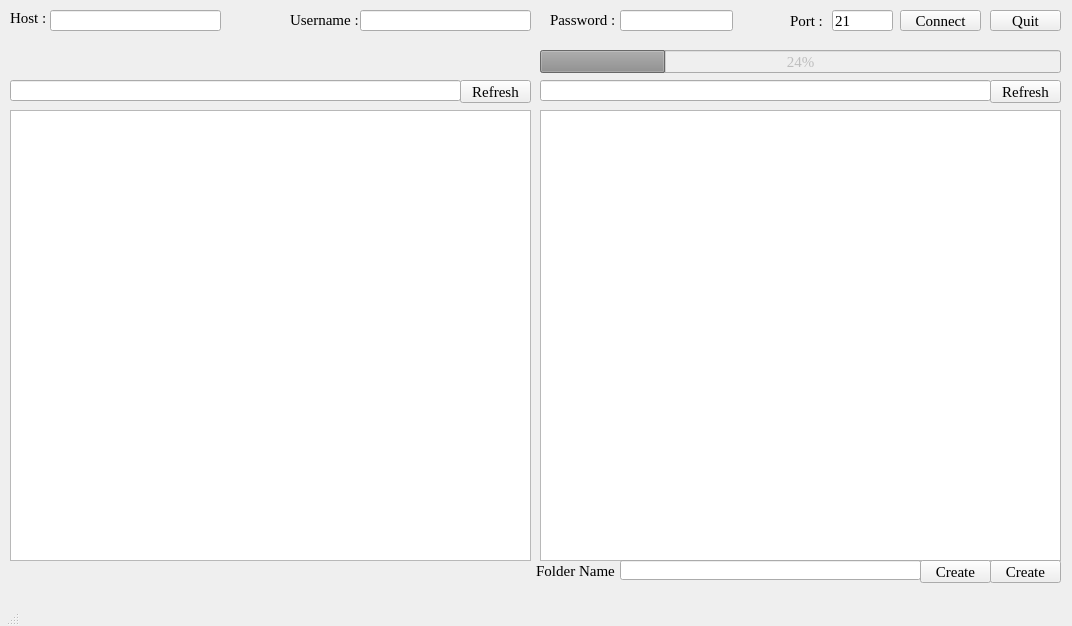
Old version of the form ClientUI.ui in the repository MadimetjaMadix/File-Transfer-Application-FTP.
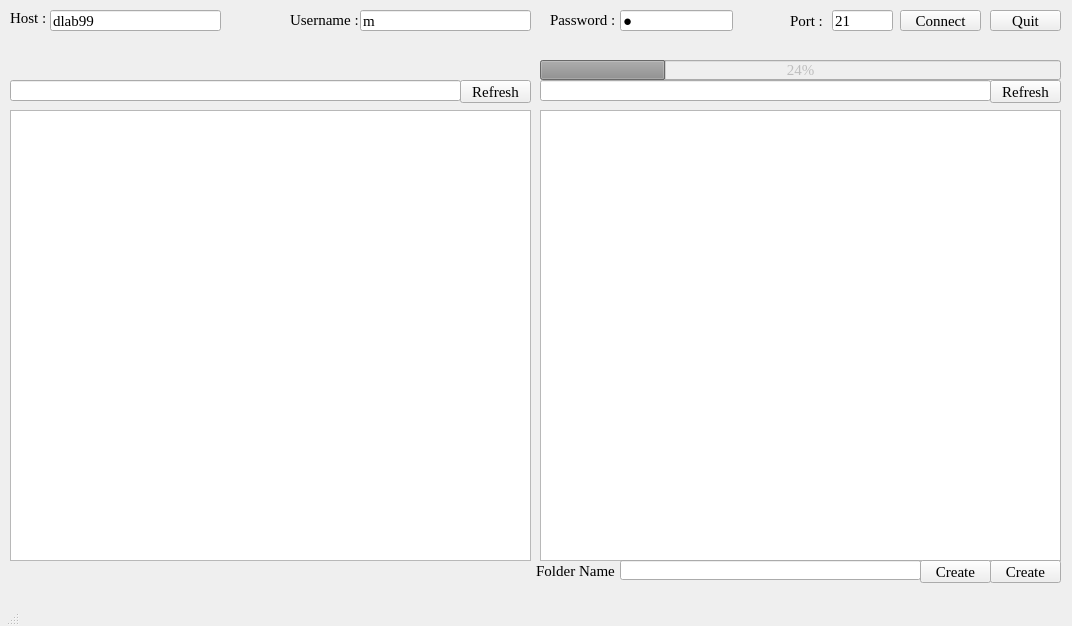
New version of the form.

```diff
--- a/ClientUI.ui
+++ b/ClientUI.ui
@@ -54,6 +54,9 @@
       <height>21</height>
      </rect>
     </property>
+    <property name="text">
+     <string>dlab99</string>
+    </property>
    </widget>
    <widget class="QLineEdit" name="lineEdit_Password">
     <property name="geometry">
@@ -64,6 +67,9 @@
       <height>21</height>
      </rect>
     </property>
+    <property name="text">
+     <string>1</string>
+    </property>
     <property name="echoMode">
      <enum>QLineEdit::Password</enum>
     </property>
@@ -138,7 +144,7 @@
      <rect>
       <x>10</x>
       <y>50</y>
-      <width>521</width>
+      <width>511</width>
       <height>21</height>
      </rect>
     </property>
@@ -175,6 +181,9 @@
       <height>21</height>
      </rect>
     </property>
+    <property name="text">
+     <string>m</string>
+    </property>
    </widget>
    <widget class="QProgressBar" name="progressBar">
     <property name="enabled">
@@ -183,9 +192,9 @@
     <property name="geometry">
      <rect>
       <x>540</x>
-      <y>50</y>
+      <y>60</y>
       <width>521</width>
-      <height>23</height>
+      <height>20</height>
      </rect>
     </property>
     <property name="autoFillBackground">
@@ -333,6 +342,19 @@
      <string>Create</string>
     </property>
    </widget>
+   <widget class="QLabel" name="up_downLoadlabel">
+    <property name="geometry">
+     <rect>
+      <x>540</x>
+      <y>40</y>
+      <width>511</width>
+      <height>20</height>
+     </rect>
+    </property>
+    <property name="text">
+     <string/>
+    </property>
+   </widget>
   </widget>
   <widget class="QMenuBar" name="menubar">
    <property name="geometry">
```
